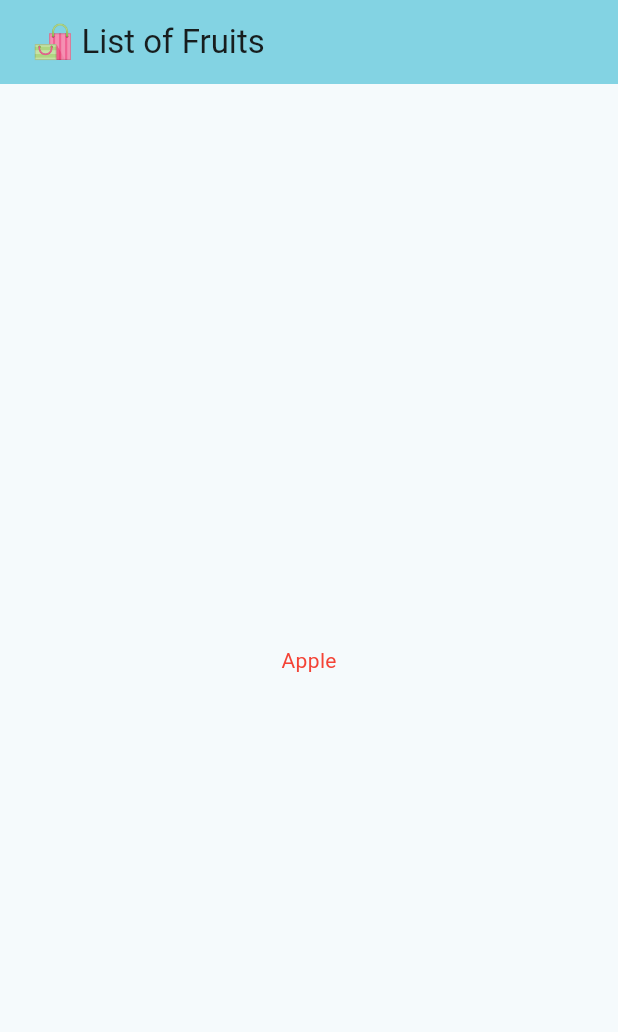
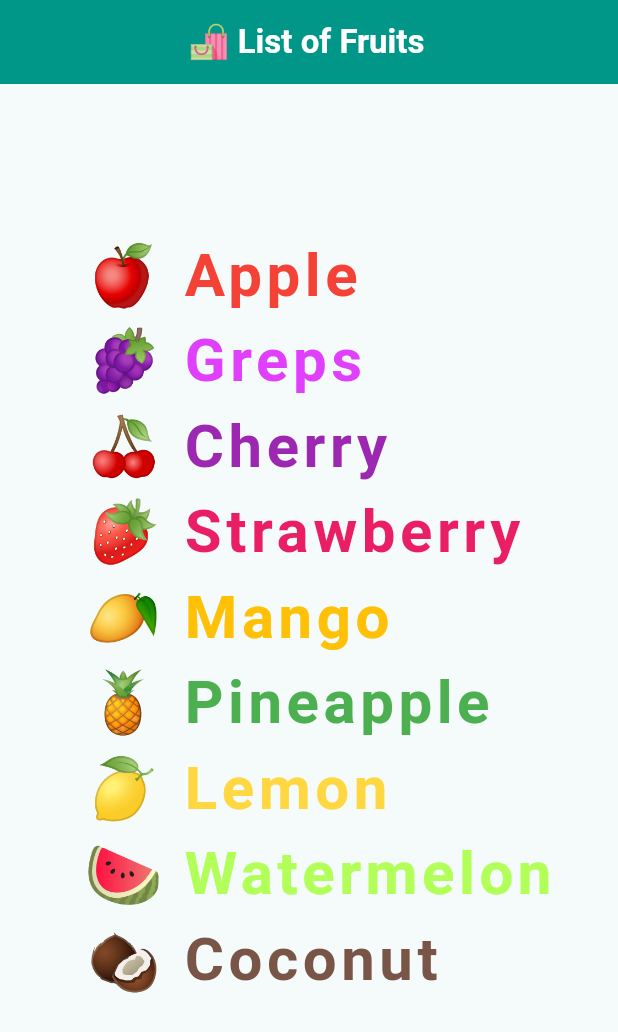
Before and after one commit to AishwaryaBaisane/list_of_fruits, a Flutter app: the screen it shows after launch, on a phone screen of 412 x 824 dp. Shown: the top 1032 px of the screen. Run offline on Flutter 3.47's test engine with Material 3 defaults, Android fonts, the phone set to English and light mode, and no system bars.

Commit message:
19-03-2024

```diff
--- a/lib/main.dart
+++ b/lib/main.dart
@@ -29,11 +29,11 @@ class MyApp extends StatelessWidget {
         //
         // This works for code too, not just values: Most code changes can be
         // tested with just a hot reload.
-        colorScheme: ColorScheme.fromSeed(seedColor: Colors.cyan
+        colorScheme: ColorScheme.fromSeed(seedColor: Colors.white
         ),
         useMaterial3: true,
       ),
-      home: const MyHomePage(title: ' 🛍️ List of Fruits'),
+      home: const MyHomePage(title: ' 🛍️ List of Fruits' ),
     );
   }
 }
@@ -73,20 +73,25 @@ class _MyHomePageState extends State<MyHomePage> {
     return Scaffold(
       appBar: AppBar(
 
-        // TRY THIS: Try changing the color here to a specific color (to
-        // Colors.amber, perhaps?) and trigger a hot reload to see the AppBar
-        // change color while the other colors stay the same.
-        backgroundColor: Theme.of(context).colorScheme.inversePrimary,
-        // Here we take the value from the MyHomePage object that was created by
-        // the App.build method, and use it to set our appbar title.
-        title: Text(widget.title),
+
+        title: const Text( '                    🛍️ List of Fruits',style: TextStyle(color: Colors.white,fontWeight: FontWeight.bold) ,),
+        backgroundColor : Colors.teal,
+
       ),
       body:const  Center(
         // Center is a layout widget. It takes a single child and positions it
         // in the middle of the parent.
         child: Text.rich(TextSpan(
           children: [
-            TextSpan(text : 'Apple',style: TextStyle(color: Colors.red)),
+            TextSpan(text : ' 🍎 Apple\n',style: TextStyle(fontWeight: FontWeight.bold,fontSize : 40,color: Colors.red,letterSpacing: 3)),
+            TextSpan(text : ' 🍇 Greps\n',style: TextStyle(fontWeight: FontWeight.bold,fontSize : 40,color: Colors.purpleAccent,letterSpacing: 3)),
+            TextSpan(text : ' 🍒 Cherry\n',style: TextStyle(fontWeight: FontWeight.bold,fontSize : 40,color: Colors.purple,letterSpacing: 3)),
+            TextSpan(text : ' 🍓 Strawberry\n',style: TextStyle(fontWeight: FontWeight.bold,fontSize : 40,color: Colors.pink,letterSpacing: 3)),
+            TextSpan(text : ' 🥭 Mango\n',style: TextStyle(fontWeight: FontWeight.bold,fontSize : 40,color: Colors.amber,letterSpacing: 3)),
+            TextSpan(text : ' 🍍 Pineapple\n',style: TextStyle(fontWeight: FontWeight.bold,fontSize : 40,color: Colors.green,letterSpacing: 3)),
+            TextSpan(text : ' 🍋 Lemon\n',style: TextStyle(fontWeight: FontWeight.bold,fontSize : 40,color: Colors.amberAccent,letterSpacing: 3)),
+            TextSpan(text : ' 🍉 Watermelon\n',style: TextStyle(fontWeight: FontWeight.bold,fontSize : 40,color: Colors.lightGreenAccent,letterSpacing: 3)),
+            TextSpan(text : ' 🥥 Coconut\n',style: TextStyle(fontWeight: FontWeight.bold,fontSize : 40,color: Colors.brown,letterSpacing: 3)),
           ]
         )
           // Column is also a layout widget. It takes a list of children and
```
